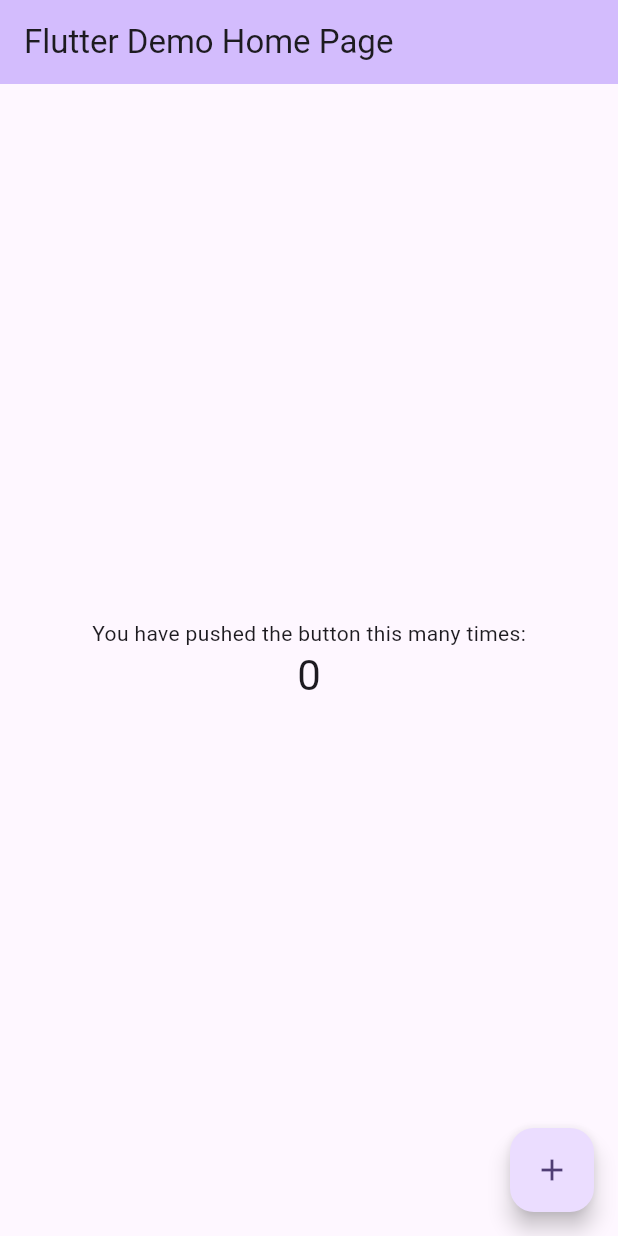
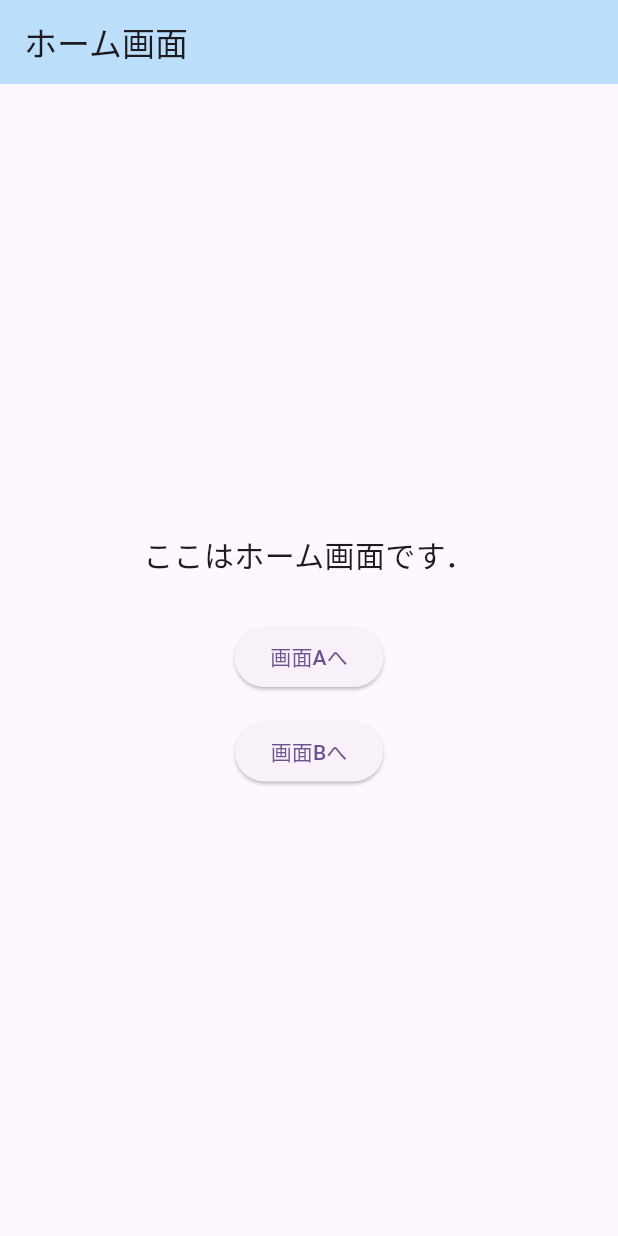
Before and after one commit to kanta1129/app-ios-flutter, a Flutter app: the screen it shows after launch, on a phone screen of 412 x 824 dp. Run offline on Flutter 3.47's test engine with Material 3 defaults, Android fonts, the phone set to English and light mode, and no system bars.

Commit message:
複数画面作成

```diff
--- a/my_app/lib/main.dart
+++ b/my_app/lib/main.dart
@@ -1,122 +1,33 @@
 import 'package:flutter/material.dart';
+import './screen/home_screen.dart';
+import './screen/screen_a.dart';
+import './screen/screen_b.dart';
 
+// アプリケーションを起動する main 関数
 void main() {
   runApp(const MyApp());
 }
 
+// アプリケーションのルート（最上位）ウィジェット
 class MyApp extends StatelessWidget {
   const MyApp({super.key});
 
-  // This widget is the root of your application.
   @override
   Widget build(BuildContext context) {
     return MaterialApp(
-      title: 'Flutter Demo',
+      title: '3画面遷移アプリ',
       theme: ThemeData(
-        // This is the theme of your application.
-        //
-        // TRY THIS: Try running your application with "flutter run". You'll see
-        // the application has a purple toolbar. Then, without quitting the app,
-        // try changing the seedColor in the colorScheme below to Colors.green
-        // and then invoke "hot reload" (save your changes or press the "hot
-        // reload" button in a Flutter-supported IDE, or press "r" if you used
-        // the command line to start the app).
-        //
-        // Notice that the counter didn't reset back to zero; the application
-        // state is not lost during the reload. To reset the state, use hot
-        // restart instead.
-        //
-        // This works for code too, not just values: Most code changes can be
-        // tested with just a hot reload.
         colorScheme: ColorScheme.fromSeed(seedColor: Colors.deepPurple),
+        useMaterial3: true,
       ),
-      home: const MyHomePage(title: 'Flutter Demo Home Page'),
+      // 最初に表示する画面のルート名を指定
+      initialRoute: '/',
+      // ルート（画面遷移の対応表）を定義
+      routes: {
+        '/': (context) => const HomeScreen(), // '/' はホーム画面
+        '/screenA': (context) => const ScreenA(), // '/screenA' は画面A
+        '/screenB': (context) => const ScreenB(), // '/screenB' は画面B
+      },
     );
   }
 }
-
-class MyHomePage extends StatefulWidget {
-  const MyHomePage({super.key, required this.title});
-
-  // This widget is the home page of your application. It is stateful, meaning
-  // that it has a State object (defined below) that contains fields that affect
-  // how it looks.
-
-  // This class is the configuration for the state. It holds the values (in this
-  // case the title) provided by the parent (in this case the App widget) and
-  // used by the build method of the State. Fields in a Widget subclass are
-  // always marked "final".
-
-  final String title;
-
-  @override
-  State<MyHomePage> createState() => _MyHomePageState();
-}
-
-class _MyHomePageState extends State<MyHomePage> {
-  int _counter = 0;
-
-  void _incrementCounter() {
-    setState(() {
-      // This call to setState tells the Flutter framework that something has
-      // changed in this State, which causes it to rerun the build method below
-      // so that the display can reflect the updated values. If we changed
-      // _counter without calling setState(), then the build method would not be
-      // called again, and so nothing would appear to happen.
-      _counter++;
-    });
-  }
-
-  @override
-  Widget build(BuildContext context) {
-    // This method is rerun every time setState is called, for instance as done
-    // by the _incrementCounter method above.
-    //
-    // The Flutter framework has been optimized to make rerunning build methods
-    // fast, so that you can just rebuild anything that needs updating rather
-    // than having to individually change instances of widgets.
-    return Scaffold(
-      appBar: AppBar(
-        // TRY THIS: Try changing the color here to a specific color (to
-        // Colors.amber, perhaps?) and trigger a hot reload to see the AppBar
-        // change color while the other colors stay the same.
-        backgroundColor: Theme.of(context).colorScheme.inversePrimary,
-        // Here we take the value from the MyHomePage object that was created by
-        // the App.build method, and use it to set our appbar title.
-        title: Text(widget.title),
-      ),
-      body: Center(
-        // Center is a layout widget. It takes a single child and positions it
-        // in the middle of the parent.
-        child: Column(
-          // Column is also a layout widget. It takes a list of children and
-          // arranges them vertically. By default, it sizes itself to fit its
-          // children horizontally, and tries to be as tall as its parent.
-          //
-          // Column has various properties to control how it sizes itself and
-          // how it positions its children. Here we use mainAxisAlignment to
-          // center the children vertically; the main axis here is the vertical
-          // axis because Columns are vertical (the cross axis would be
-          // horizontal).
-          //
-          // TRY THIS: Invoke "debug painting" (choose the "Toggle Debug Paint"
-          // action in the IDE, or press "p" in the console), to see the
-          // wireframe for each widget.
-          mainAxisAlignment: MainAxisAlignment.center,
-          children: <Widget>[
-            const Text('You have pushed the button this many times:'),
-            Text(
-              '$_counter',
-              style: Theme.of(context).textTheme.headlineMedium,
-            ),
-          ],
-        ),
-      ),
-      floatingActionButton: FloatingActionButton(
-        onPressed: _incrementCounter,
-        tooltip: 'Increment',
-        child: const Icon(Icons.add),
-      ), // This trailing comma makes auto-formatting nicer for build methods.
-    );
-  }
-}
--- /dev/null
+++ b/my_app/lib/screen/home_screen.dart
@@ -0,0 +1,39 @@
+import 'package:flutter/material.dart';
+
+class HomeScreen extends StatelessWidget {
+  const HomeScreen({super.key});
+
+  @override
+  Widget build(BuildContext context) {
+    return Scaffold(
+      appBar: AppBar(
+        title: const Text('ホーム画面'),
+        backgroundColor: Colors.blue[100],
+      ),
+      body: Center(
+        child: Column(
+          mainAxisAlignment: MainAxisAlignment.center,
+          children: <Widget>[
+            const Text('ここはホーム画面です．', style: TextStyle(fontSize: 20)),
+            const SizedBox(height: 30),
+            ElevatedButton(
+              onPressed: () {
+                // '/screenA' という名前のルートに遷移する
+                Navigator.pushNamed(context, '/screenA');
+              },
+              child: const Text('画面Aへ'),
+            ),
+            const SizedBox(height: 15),
+            ElevatedButton(
+              onPressed: () {
+                // '/screenB' という名前のルートに遷移する
+                Navigator.pushNamed(context, '/screenB');
+              },
+              child: const Text('画面Bへ'),
+            ),
+          ],
+        ),
+      ),
+    );
+  }
+}
```
Also changed, not shown: my_app/lib/screen/screen_a.dart (added, +31 -0 lines), my_app/lib/screen/screen_b.dart (added, +31 -0 lines), 2 other files.
